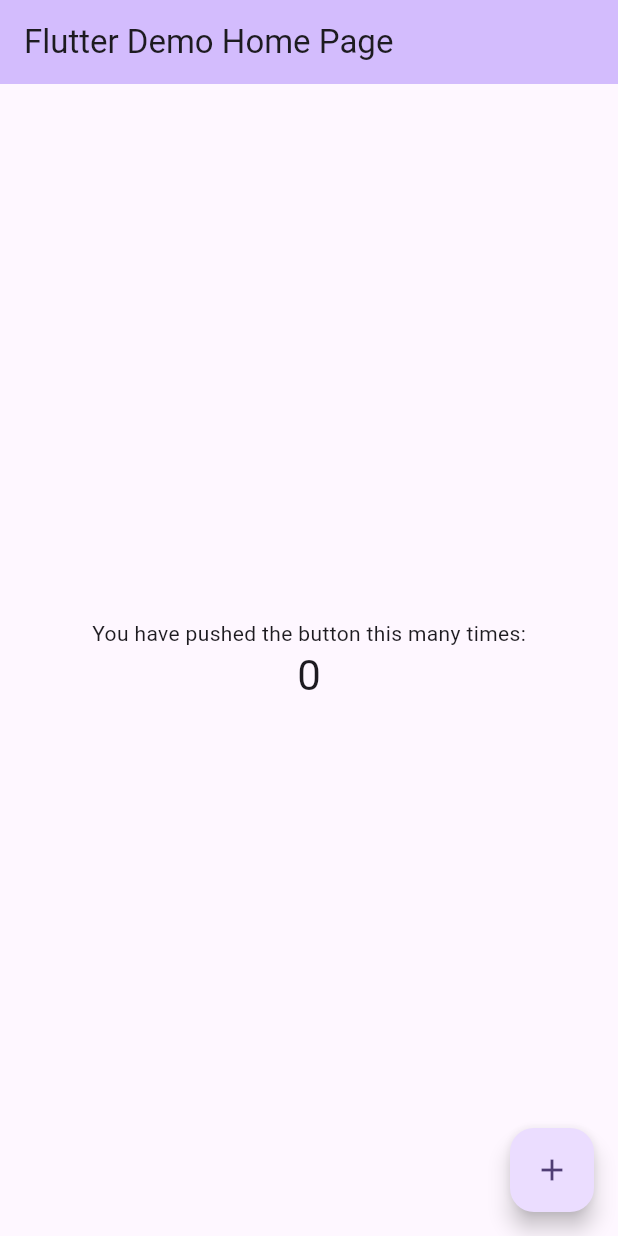
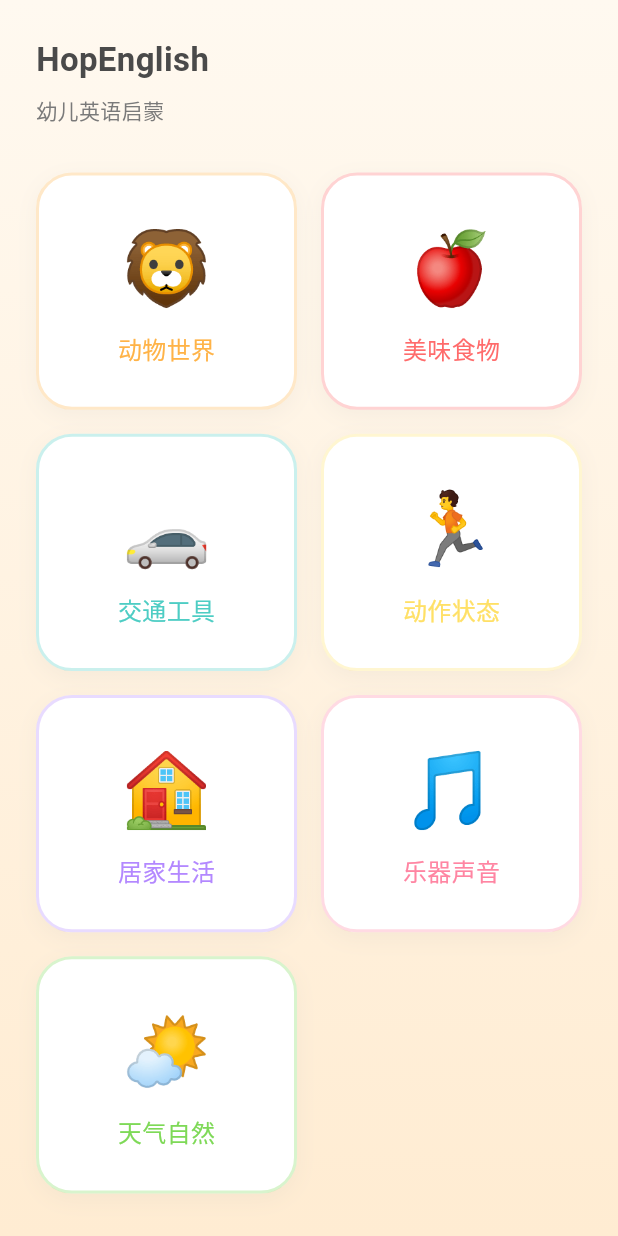
Before and after one commit to tianyk/HopEnglish, a Flutter app: the screen it shows after launch, on a phone screen of 412 x 824 dp. Run offline on Flutter 3.47's test engine with Material 3 defaults, Android fonts, the phone set to English and light mode, and no system bars.

Commit message:
Add design system documentation and implement app structure with theme and string constants

```diff
--- /dev/null
+++ b/lib/core/constants/app_strings.dart
@@ -0,0 +1,52 @@
+/// 应用字符串常量
+/// 集中管理所有文案，便于维护和国际化
+class AppStrings {
+  AppStrings._();
+
+  // ==================== 应用信息 ====================
+
+  /// 应用名称
+  static const String appName = 'HopEnglish';
+
+  /// 应用标语
+  static const String appSlogan = '幼儿英语启蒙';
+
+  // ==================== 分类名称 ====================
+
+  /// 🦁 动物世界
+  static const String categoryAnimals = '动物世界';
+
+  /// 🍎 美味食物
+  static const String categoryFoods = '美味食物';
+
+  /// 🚗 交通工具
+  static const String categoryVehicles = '交通工具';
+
+  /// 🏃 动作状态
+  static const String categoryActions = '动作状态';
+
+  /// 🏠 居家生活
+  static const String categoryHome = '居家生活';
+
+  /// 🎵 乐器声音
+  static const String categoryMusic = '乐器声音';
+
+  /// 🌤️ 天气自然
+  static const String categoryNature = '天气自然';
+
+  // ==================== 按钮文案 ====================
+
+  /// 下一个
+  static const String next = '下一个';
+
+  /// 再来一次
+  static const String again = '再来一次';
+
+  // ==================== 提示文案 ====================
+
+  /// 护眼休息提示
+  static const String restReminder = '休息一下眼睛吧';
+
+  /// 完成主题
+  static const String completed = '太棒了！';
+}
--- /dev/null
+++ b/lib/core/theme/app_theme.dart
@@ -0,0 +1,273 @@
+import 'package:flutter/material.dart';
+
+/// HopEnglish 应用主题配置
+///
+/// 设计理念：专为 2-5 岁幼儿打造的温暖明亮主题
+///
+/// 核心原则：
+/// - 温暖：以橙黄暖色系为主，营造快乐安全的学习氛围
+/// - 明亮：奶油白背景配高饱和度色彩，吸引幼儿注意力
+/// - 护眼：避免纯白/纯黑的强对比，减少视觉疲劳
+/// - 友好：大圆角、柔和阴影，传递亲切感
+/// - 清晰：色彩层次分明，便于幼儿识别交互元素
+class AppTheme {
+  AppTheme._();
+
+  // ==================== 主色调 ====================
+
+  /// 主色 - 蜜橘橙
+  /// 温暖活力，代表快乐与探索，用于主要按钮和核心交互
+  static const Color primary = Color(0xFFFF8A50);
+  static const Color primaryLight = Color(0xFFFFBB80);
+  static const Color primaryDark = Color(0xFFE86A30);
+
+  /// 辅助色 - 薄荷青
+  /// 平静信任，用于次要元素和休息提示
+  static const Color secondary = Color(0xFF4ECDC4);
+  static const Color secondaryLight = Color(0xFF7EEEE6);
+
+  /// 强调色 - 柠檬黄
+  /// 阳光正向，用于星星、成就、粒子特效
+  static const Color accent = Color(0xFFFFE066);
+  static const Color accentLight = Color(0xFFFFF0A0);
+
+  /// 魔法色 - 魔法紫
+  /// 用于"属性叠加"魔术棒，代表神奇变化
+  static const Color magic = Color(0xFFB388FF);
+  static const Color magicLight = Color(0xFFD4BBFF);
+
+  /// 成功色 - 成长绿
+  /// 用于完成标记、鼓励反馈
+  static const Color success = Color(0xFF7ED957);
+
+  /// 温和提醒 - 珊瑚红
+  /// 用于护眼休息提示，温和不刺激
+  static const Color warmAlert = Color(0xFFFF6B6B);
+
+  // ==================== 背景色 ====================
+
+  /// 页面背景 - 奶油白
+  /// 柔和护眼的主背景色
+  static const Color background = Color(0xFFFFF9F0);
+
+  /// 暖色背景 - 暖杏色
+  /// 用于卡片悬浮、分区背景
+  static const Color backgroundWarm = Color(0xFFFFECD2);
+
+  /// 卡片/表面色 - 纯白
+  static const Color surface = Color(0xFFFFFFFF);
+
+  // ==================== 文字色 ====================
+
+  /// 主要文字 - 深灰（避免纯黑）
+  static const Color textPrimary = Color(0xFF4A4A4A);
+
+  /// 次要文字
+  static const Color textSecondary = Color(0xFF7A7A7A);
+
+  /// 提示文字
+  static const Color textHint = Color(0xFFB0B0B0);
+
+  /// 浅色背景上的反色文字
+  static const Color textOnColor = Color(0xFFFFFFFF);
+
+  // ==================== 分类主题色 ====================
+
+  /// 🦁 动物世界
+  static const Color categoryAnimals = Color(0xFFFFB347);
+
+  /// 🍎 美味食物
+  static const Color categoryFoods = Color(0xFFFF6B6B);
+
+  /// 🚗 交通工具
+  static const Color categoryVehicles = Color(0xFF4ECDC4);
+
+  /// 🏃 动作与状态
+  static const Color categoryActions = Color(0xFFFFE066);
+
+  /// 🏠 居家生活
+  static const Color categoryHome = Color(0xFFB388FF);
+
+  /// 🎵 乐器与声音
+  static const Color categoryMusic = Color(0xFFFF85A2);
+
+  /// 🌤️ 天气与自然
+  static const Color categoryNature = Color(0xFF7ED957);
+
+  // ==================== 主题配置 ====================
+
+  /// 应用主题
+  static ThemeData theme = ThemeData(
+    brightness: Brightness.light,
+    primaryColor: primary,
+    scaffoldBackgroundColor: background,
+    colorScheme: const ColorScheme.light(
+      primary: primary,
+      primaryContainer: primaryLight,
+      secondary: secondary,
+      secondaryContainer: secondaryLight,
+      tertiary: magic,
+      surface: surface,
+      error: warmAlert,
+      onPrimary: textOnColor,
+      onSecondary: textOnColor,
+      onSurface: textPrimary,
+    ),
+    appBarTheme: const AppBarTheme(
+      backgroundColor: background,
+      foregroundColor: textPrimary,
+      elevation: 0,
+      centerTitle: true,
+    ),
+    cardTheme: CardTheme(
+      color: surface,
+      elevation: 4,
+      shadowColor: textHint.withValues(alpha: 0.2),
+      shape: RoundedRectangleBorder(
+        borderRadius: BorderRadius.circular(20),
+      ),
+    ),
+    elevatedButtonTheme: ElevatedButtonThemeData(
+      style: ElevatedButton.styleFrom(
+        backgroundColor: primary,
+        foregroundColor: textOnColor,
+        elevation: 4,
+        shadowColor: primaryDark.withValues(alpha: 0.3),
+        shape: RoundedRectangleBorder(
+          borderRadius: BorderRadius.circular(28),
+        ),
+        padding: const EdgeInsets.symmetric(horizontal: 40, vertical: 20),
+        textStyle: const TextStyle(
+          fontSize: 18,
+          fontWeight: FontWeight.w600,
+        ),
+      ),
+    ),
+    floatingActionButtonTheme: const FloatingActionButtonThemeData(
+      backgroundColor: primary,
+      foregroundColor: textOnColor,
+      elevation: 6,
+      shape: CircleBorder(),
+    ),
+    iconTheme: const IconThemeData(
+      color: textPrimary,
+      size: 28,
+    ),
+    progressIndicatorTheme: const ProgressIndicatorThemeData(
+      color: primary,
+      linearTrackColor: backgroundWarm,
+    ),
+  );
+
+  // ==================== 文本样式 ====================
+
+  /// 单词展示 - 超大醒目（大图学习仓）
+  static const TextStyle wordDisplay = TextStyle(
+    fontSize: 64,
+    fontWeight: FontWeight.w700,
+    color: textPrimary,
+    letterSpacing: 2,
+  );
+
+  /// 短语展示
+  static const TextStyle phraseDisplay = TextStyle(
+    fontSize: 40,
+    fontWeight: FontWeight.w600,
+    color: textPrimary,
+  );
+
+  /// 分类标题
+  static const TextStyle categoryTitle = TextStyle(
+    fontSize: 22,
+    fontWeight: FontWeight.w600,
+    color: textPrimary,
+  );
+
+  /// 卡片标题
+  static const TextStyle cardTitle = TextStyle(
+    fontSize: 16,
+    fontWeight: FontWeight.w500,
+    color: textPrimary,
+  );
+
+  /// 正文
+  static const TextStyle body = TextStyle(
+    fontSize: 14,
+    color: textSecondary,
+  );
+
+  // ==================== 渐变 ====================
+
+  /// 页面背景渐变
+  static const LinearGradient backgroundGradient = LinearGradient(
+    colors: [background, backgroundWarm],
+    begin: Alignment.topCenter,
+    end: Alignment.bottomCenter,
+  );
+
+  /// 主色渐变（按钮）
+  static const LinearGradient primaryGradient = LinearGradient(
+    colors: [primaryLight, primary],
+    begin: Alignment.topLeft,
+    end: Alignment.bottomRight,
+  );
+
+  /// 魔法渐变（魔术棒激活）
+  static const LinearGradient magicGradient = LinearGradient(
+    colors: [magicLight, magic, accent],
+    begin: Alignment.topLeft,
+    end: Alignment.bottomRight,
+  );
+
+  /// 撒花粒子色
+  static const List<Color> celebrationColors = [
+    accent,
+    primary,
+    magic,
+    success,
+    secondary,
+    categoryMusic,
+  ];
+
+  // ==================== 阴影 ====================
+
+  /// 卡片阴影
+  static List<BoxShadow> cardShadow = [
+    BoxShadow(
+      color: textHint.withValues(alpha: 0.12),
+      blurRadius: 12,
+      offset: const Offset(0, 4),
+    ),
+  ];
+
+  /// 按钮阴影
+  static List<BoxShadow> buttonShadow = [
+    BoxShadow(
+      color: primaryDark.withValues(alpha: 0.25),
+      blurRadius: 8,
+      offset: const Offset(0, 4),
+    ),
+  ];
+
+  // ==================== 尺寸常量 ====================
+
+  /// 圆角
+  static const double radiusSmall = 8;
+  static const double radiusMedium = 16;
+  static const double radiusLarge = 24;
+  static const double radiusXLarge = 28;
+
+  /// 间距
+  static const double spacingSmall = 8;
+  static const double spacingMedium = 16;
+  static const double spacingLarge = 24;
+  static const double spacingXLarge = 32;
+
+  /// 动画时长
+  static const Duration durationFast = Duration(milliseconds: 150);
+  static const Duration durationNormal = Duration(milliseconds: 300);
+  static const Duration durationSlow = Duration(milliseconds: 500);
+
+  /// 按钮冷却（防连点）
+  static const Duration buttonCooldown = Duration(milliseconds: 500);
+}
--- a/lib/main.dart
+++ b/lib/main.dart
@@ -1,125 +1,137 @@
 import 'package:flutter/material.dart';
+import 'package:flutter/services.dart';
+
+import 'core/constants/app_strings.dart';
+import 'core/theme/app_theme.dart';
 
 void main() {
-  runApp(const MyApp());
+  WidgetsFlutterBinding.ensureInitialized();
+  SystemChrome.setPreferredOrientations([
+    DeviceOrientation.portraitUp,
+    DeviceOrientation.portraitDown,
+  ]);
+  runApp(const HopEnglishApp());
 }
 
-class MyApp extends StatelessWidget {
-  const MyApp({super.key});
+/// HopEnglish 应用入口
+class HopEnglishApp extends StatelessWidget {
+  const HopEnglishApp({super.key});
 
-  // This widget is the root of your application.
   @override
   Widget build(BuildContext context) {
     return MaterialApp(
-      title: 'Flutter Demo',
-      theme: ThemeData(
-        // This is the theme of your application.
-        //
-        // TRY THIS: Try running your application with "flutter run". You'll see
-        // the application has a purple toolbar. Then, without quitting the app,
-        // try changing the seedColor in the colorScheme below to Colors.green
-        // and then invoke "hot reload" (save your changes or press the "hot
-        // reload" button in a Flutter-supported IDE, or press "r" if you used
-        // the command line to start the app).
-        //
-        // Notice that the counter didn't reset back to zero; the application
-        // state is not lost during the reload. To reset the state, use hot
-        // restart instead.
-        //
-        // This works for code too, not just values: Most code changes can be
-        // tested with just a hot reload.
-        colorScheme: ColorScheme.fromSeed(seedColor: Colors.deepPurple),
-        useMaterial3: true,
-      ),
-      home: const MyHomePage(title: 'Flutter Demo Home Page'),
+      title: AppStrings.appName,
+      debugShowCheckedModeBanner: false,
+      theme: AppTheme.theme,
+      home: const HomePage(),
     );
   }
 }
 
-class MyHomePage extends StatefulWidget {
-  const MyHomePage({super.key, required this.title});
-
-  // This widget is the home page of your application. It is stateful, meaning
-  // that it has a State object (defined below) that contains fields that affect
-  // how it looks.
-
-  // This class is the configuration for the state. It holds the values (in this
-  // case the title) provided by the parent (in this case the App widget) and
-  // used by the build method of the State. Fields in a Widget subclass are
-  // always marked "final".
-
-  final String title;
-
-  @override
-  State<MyHomePage> createState() => _MyHomePageState();
-}
-
-class _MyHomePageState extends State<MyHomePage> {
-  int _counter = 0;
-
-  void _incrementCounter() {
-    setState(() {
-      // This call to setState tells the Flutter framework that something has
-      // changed in this State, which causes it to rerun the build method below
-      // so that the display can reflect the updated values. If we changed
-      // _counter without calling setState(), then the build method would not be
-      // called again, and so nothing would appear to happen.
-      _counter++;
-    });
-  }
+/// 首页 - 主题预览（临时）
+class HomePage extends StatelessWidget {
+  const HomePage({super.key});
 
   @override
   Widget build(BuildContext context) {
-    // This method is rerun every time setState is called, for instance as done
-    // by the _incrementCounter method above.
-    //
-    // The Flutter framework has been optimized to make rerunning build methods
-    // fast, so that you can just rebuild anything that needs updating rather
-    // than having to individually change instances of widgets.
     return Scaffold(
-      appBar: AppBar(
-        // TRY THIS: Try changing the color here to a specific color (to
-        // Colors.amber, perhaps?) and trigger a hot reload to see the AppBar
-        // change color while the other colors stay the same.
-        backgroundColor: Theme.of(context).colorScheme.inversePrimary,
-        // Here we take the value from the MyHomePage object that was created by
-        // the App.build method, and use it to set our appbar title.
-        title: Text(widget.title),
-      ),
-      body: Center(
-        // Center is a layout widget. It takes a single child and positions it
-        // in the middle of the parent.
-        child: Column(
-          // Column is also a layout widget. It takes a list of children and
-          // arranges them vertically. By default, it sizes itself to fit its
-          // children horizontally, and tries to be as tall as its parent.
-          //
-          // Column has various properties to control how it sizes itself and
-          // how it positions its children. Here we use mainAxisAlignment to
-          // center the children vertically; the main axis here is the vertical
-          // axis because Columns are vertical (the cross axis would be
-          // horizontal).
-          //
-          // TRY THIS: Invoke "debug painting" (choose the "Toggle Debug Paint"
-          // action in the IDE, or press "p" in the console), to see the
-          // wireframe for each widget.
-          mainAxisAlignment: MainAxisAlignment.center,
-          children: <Widget>[
-            const Text(
-              'You have pushed the button this many times:',
+      body: Container(
+        decoration: const BoxDecoration(
+          gradient: AppTheme.backgroundGradient,
+        ),
+        child: SafeArea(
+          child: Padding(
+            padding: const EdgeInsets.all(AppTheme.spacingLarge),
+            child: Column(
+              crossAxisAlignment: CrossAxisAlignment.start,
+              children: [
+                Text(AppStrings.appName, style: AppTheme.categoryTitle),
+                const SizedBox(height: AppTheme.spacingSmall),
+                Text(AppStrings.appSlogan, style: AppTheme.body),
+                const SizedBox(height: AppTheme.spacingXLarge),
+                Expanded(
+                  child: _buildCategoryGrid(),
+                ),
+              ],
             ),
-            Text(
-              '$_counter',
-              style: Theme.of(context).textTheme.headlineMedium,
-            ),
-          ],
+          ),
         ),
       ),
-      floatingActionButton: FloatingActionButton(
-        onPressed: _incrementCounter,
-        tooltip: 'Increment',
-        child: const Icon(Icons.add),
-      ), // This trailing comma makes auto-formatting nicer for build methods.
+    );
+  }
+
+  Widget _buildCategoryGrid() {
+    final categories = [
+      _CategoryItem('🦁', AppStrings.categoryAnimals, AppTheme.categoryAnimals),
+      _CategoryItem('🍎', AppStrings.categoryFoods, AppTheme.categoryFoods),
+      _CategoryItem('🚗', AppStrings.categoryVehicles, AppTheme.categoryVehicles),
+      _CategoryItem('🏃', AppStrings.categoryActions, AppTheme.categoryActions),
+      _CategoryItem('🏠', AppStrings.categoryHome, AppTheme.categoryHome),
+      _CategoryItem('🎵', AppStrings.categoryMusic, AppTheme.categoryMusic),
+      _CategoryItem('🌤️', AppStrings.categoryNature, AppTheme.categoryNature),
+    ];
+    return GridView.builder(
+      gridDelegate: const SliverGridDelegateWithFixedCrossAxisCount(
+        crossAxisCount: 2,
+        crossAxisSpacing: AppTheme.spacingMedium,
+        mainAxisSpacing: AppTheme.spacingMedium,
+        childAspectRatio: 1.1,
+      ),
+      itemCount: categories.length,
+      itemBuilder: (context, index) {
+        final category = categories[index];
+        return _CategoryCard(category: category);
+      },
     );
   }
 }
+
+class _CategoryItem {
+  final String emoji;
+  final String title;
+  final Color color;
+
+  _CategoryItem(this.emoji, this.title, this.color);
+}
+
+class _CategoryCard extends StatelessWidget {
+  final _CategoryItem category;
+
+  const _CategoryCard({required this.category});
+
+  @override
+  Widget build(BuildContext context) {
+    return Container(
+      decoration: BoxDecoration(
+        color: AppTheme.surface,
+        borderRadius: BorderRadius.circular(AppTheme.radiusLarge),
+        boxShadow: AppTheme.cardShadow,
+        border: Border.all(
+          color: category.color.withValues(alpha: 0.3),
+          width: 2,
+        ),
+      ),
+      child: Material(
+        color: Colors.transparent,
+        child: InkWell(
+          borderRadius: BorderRadius.circular(AppTheme.radiusLarge),
+          onTap: () {},
+          child: Column(
+            mainAxisAlignment: MainAxisAlignment.center,
+            children: [
+              Text(
+                category.emoji,
+                style: const TextStyle(fontSize: 48),
+              ),
+              const SizedBox(height: AppTheme.spacingSmall),
+              Text(
+                category.title,
+                style: AppTheme.cardTitle.copyWith(color: category.color),
+              ),
+            ],
+          ),
+        ),
+      ),
+    );
+  }
+}
```
Also changed, not shown: 3 other files.
